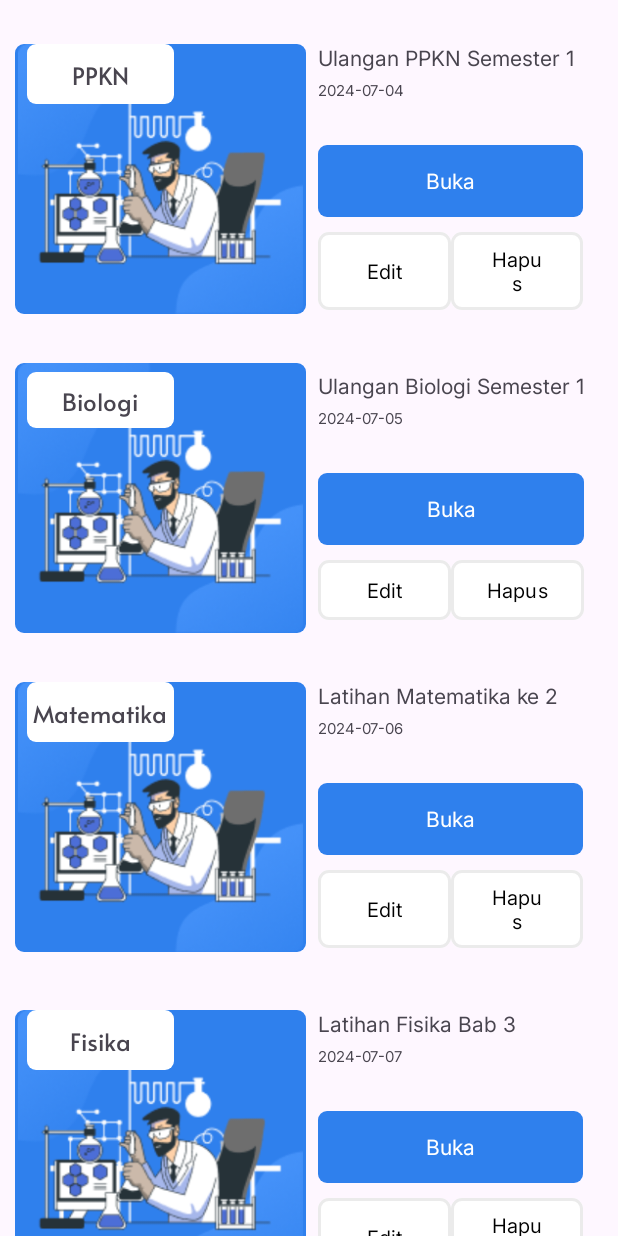
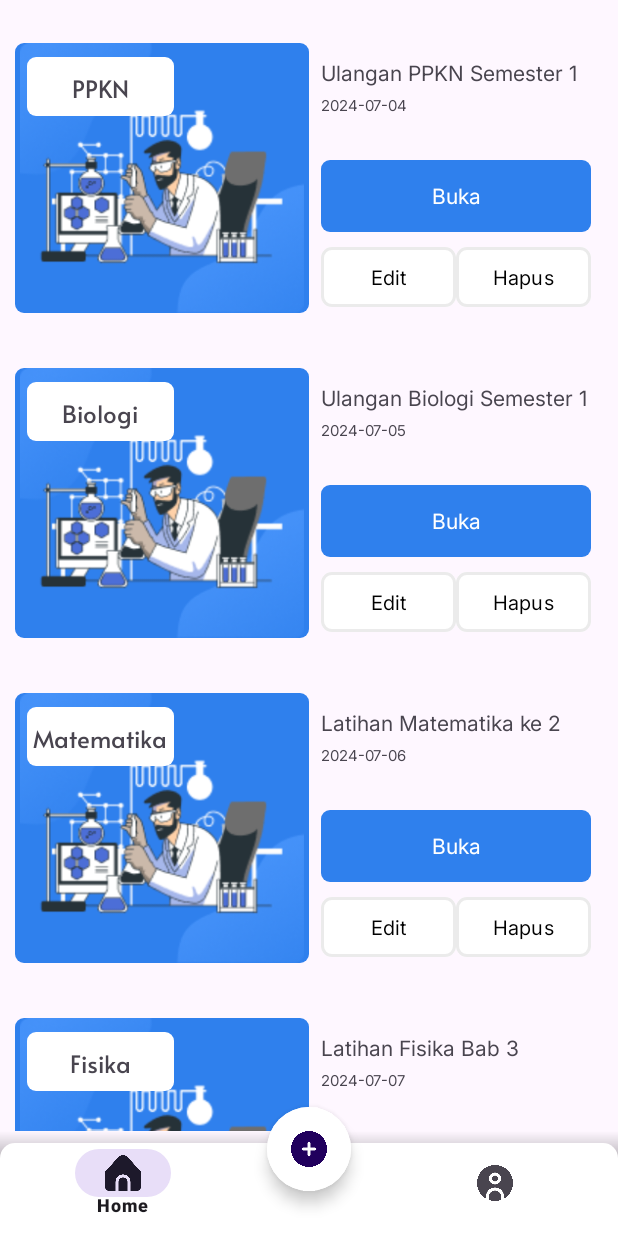
Before and after one commit to MDHarialdy/PanduCerdas, an Android app: the screen it shows after launch (ExamActivity), on a phone screen of 412 x 824 dp. Run offline under Robolectric (Android 15) with nearby library versions, the phone set to English and light mode, and no system bars; our stand-ins replace paging.

Commit message:
update navbarbuttom

```diff
--- a/app/build.gradle.kts
+++ b/app/build.gradle.kts
@@ -46,6 +46,7 @@ dependencies {
     implementation("com.google.android.material:material:1.12.0")
     implementation("androidx.constraintlayout:constraintlayout:2.1.4")
     implementation("androidx.activity:activity:1.8.0")
+    implementation("androidx.paging:paging-common-android:3.3.2")
     testImplementation("junit:junit:4.13.2")
     androidTestImplementation("androidx.test.ext:junit:1.2.1")
     androidTestImplementation("androidx.test.espresso:espresso-core:3.6.1")
--- a/app/src/main/AndroidManifest.xml
+++ b/app/src/main/AndroidManifest.xml
@@ -30,7 +30,7 @@
         </activity>
         <activity
             android:name=".ui.MainActivity"
-            android:exported="true">
+            android:exported="false">
         </activity>
     </application>
 
--- a/app/src/main/java/com/panducerdas/id/ui/exam/ExamViewModel.kt
+++ b/app/src/main/java/com/panducerdas/id/ui/exam/ExamViewModel.kt
@@ -12,7 +12,7 @@ class ExamViewModel : ViewModel() {
 
     val exams: Flow<PagingData<ExamProperties>> = Pager(
         config = PagingConfig(
-            pageSize = 3,    // Menentukan ukuran halaman (jumlah item per halaman)
+            pageSize = 4,    // Menentukan ukuran halaman (jumlah item per halaman)
             enablePlaceholders = false
         ),
         pagingSourceFactory = { ExamPagingSource() }
--- /dev/null
+++ b/app/src/main/res/drawable/bottom_nav_background.xml
@@ -0,0 +1,22 @@
+<?xml version="1.0" encoding="utf-8"?>
+<layer-list xmlns:android="http://schemas.android.com/apk/res/android">
+
+
+    <item>
+        <shape android:shape="rectangle">
+            <gradient
+                android:angle="90"
+                android:startColor="@color/black"
+            android:endColor="@android:color/transparent" />
+        </shape>
+    </item>
+
+
+    <item android:top="8dp">
+        <shape android:shape="rectangle">
+            <solid android:color="@color/white" />
+            <corners android:topLeftRadius="10dp" android:topRightRadius="10dp" />
+        </shape>
+    </item>
+
+</layer-list>
--- a/app/src/main/res/layout/activity_exam.xml
+++ b/app/src/main/res/layout/activity_exam.xml
@@ -10,13 +10,46 @@
     <androidx.recyclerview.widget.RecyclerView
         android:id="@+id/rv_exam_activity"
         android:layout_width="match_parent"
-        android:layout_height="wrap_content"
-        app:layout_constraintEnd_toEndOf="parent"
-        app:layout_constraintHorizontal_bias="1.0"
+        android:layout_height="0dp"
         android:layout_marginStart="10dp"
         android:layout_marginEnd="10dp"
+        app:layout_constraintEnd_toEndOf="parent"
         app:layout_constraintStart_toStartOf="parent"
         app:layout_constraintTop_toTopOf="parent"
+        app:layout_constraintBottom_toTopOf="@id/bottom_navigation"
         tools:listitem="@layout/item_exam" />
 
+    <com.google.android.material.bottomnavigation.BottomNavigationView
+        android:id="@+id/bottom_navigation"
+        android:layout_width="0dp"
+        android:layout_height="70dp"
+        android:background="@drawable/bottom_nav_background"
+        app:labelVisibilityMode="selected"
+        app:layout_constraintBottom_toBottomOf="parent"
+        android:paddingEnd="20dp"
+        android:paddingStart="20dp"
+        app:layout_constraintEnd_toEndOf="parent"
+        app:layout_constraintHorizontal_bias="0.0"
+        app:layout_constraintStart_toStartOf="parent"
+        app:menu="@menu/bottom_nav_menu">
+
+    </com.google.android.material.bottomnavigation.BottomNavigationView>
+
+    <com.google.android.material.floatingactionbutton.ExtendedFloatingActionButton
+        android:id="@+id/fab_add"
+        android:layout_width="0dp"
+        android:layout_height="wrap_content"
+        android:layout_gravity="center"
+        android:backgroundTint="@color/white"
+        android:elevation="4dp"
+        android:outlineProvider="background"
+        android:text=""
+        android:translationZ="4dp"
+        app:icon="@drawable/ic_add"
+        android:layout_marginBottom="30dp"
+        app:layout_constraintBottom_toBottomOf="@+id/bottom_navigation"
+        app:layout_constraintEnd_toEndOf="parent"
+        app:layout_constraintStart_toStartOf="@+id/bottom_navigation"
+        app:shapeAppearanceOverlay="@style/ShapeAppearance.Material3.Corner.ExtraLarge" />
+
 </androidx.constraintlayout.widget.ConstraintLayout>
--- a/app/src/main/res/layout/item_exam.xml
+++ b/app/src/main/res/layout/item_exam.xml
@@ -14,6 +14,7 @@
         android:background="@drawable/shape_exam_item_background"
         android:scaleType="fitCenter"
         android:src="@drawable/icon_biologi"
+        app:layout_constraintWidth_percent="0.5"
         app:layout_constraintBottom_toBottomOf="parent"
         app:layout_constraintStart_toStartOf="parent"
         app:layout_constraintTop_toTopOf="parent" />
@@ -33,16 +34,18 @@
         android:layout_marginTop="9dp"
         android:backgroundTint="@color/white"
         app:layout_constraintStart_toStartOf="parent"
-        app:layout_constraintTop_toTopOf="parent" />
+        app:layout_constraintTop_toTopOf="@id/iv_exam_course" />
 
     <LinearLayout
         android:id="@+id/linearLayout"
         android:layout_width="0dp"
         android:layout_height="match_parent"
-        android:layout_weight="1"
+        android:layout_marginTop="10dp"
         android:orientation="vertical"
         android:padding="8dp"
-        app:layout_constraintStart_toEndOf="@id/iv_exam_course">
+        app:layout_constraintStart_toEndOf="@id/iv_exam_course"
+        app:layout_constraintTop_toTopOf="parent"
+        app:layout_constraintWidth_percent="0.5">
 
         <TextView
             android:id="@+id/tv_exam_name"
--- /dev/null
+++ b/app/src/main/res/menu/bottom_nav_menu.xml
@@ -0,0 +1,16 @@
+<?xml version="1.0" encoding="utf-8"?>
+<menu xmlns:android="http://schemas.android.com/apk/res/android">
+    <item
+        android:id="@+id/navigation_home"
+        android:icon="@drawable/ic_home"
+        android:title="Home" />
+
+    <item
+        android:id="@+id/navigation_add"
+        android:title="" />
+
+    <item
+        android:id="@+id/navigation_profile"
+        android:icon="@drawable/ic_profile"
+        android:title="Profile" />
+</menu>
--- a/app/src/main/res/values/colors.xml
+++ b/app/src/main/res/values/colors.xml
@@ -3,4 +3,5 @@
     <color name="black">#FF000000</color>
     <color name="white">#FFFFFFFF</color>
     <color name="blue">#2F80ED</color>
+    <color name="cream">#FFF8E8</color>
 </resources>
```
Also changed, not shown: app/src/main/res/drawable/ic_add.png (added), app/src/main/res/drawable/ic_home.png (added), app/src/main/res/drawable/ic_profile.png (added).
